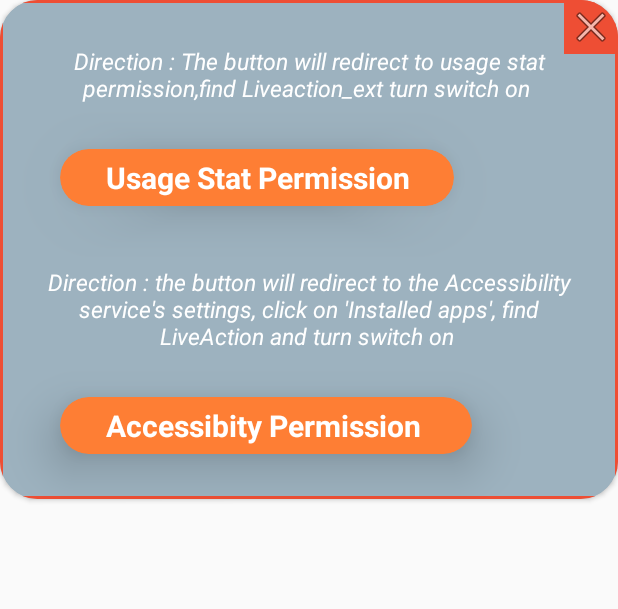
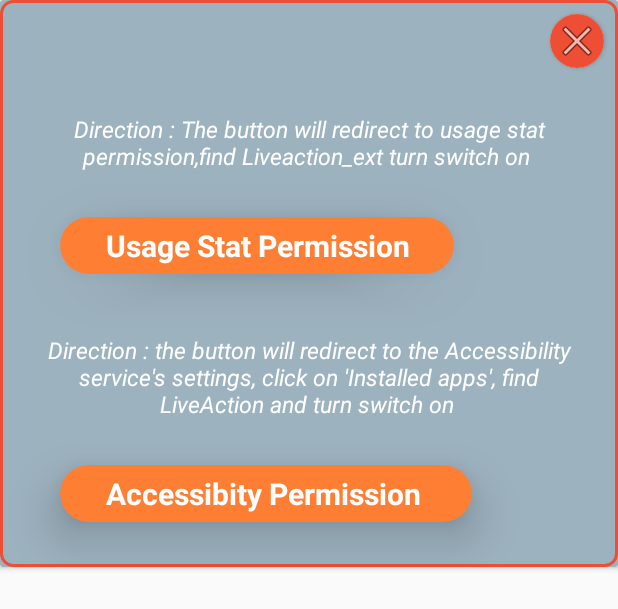
Before and after one commit to rohitfromearth/LiveAction_ext, an Android app: the layout dialog_for_perrmisson.xml on its own in the app's theme, with its tools: preview values and no code run, on a phone screen of 412 x 824 dp. Shown: the top 609 px of the screen. Run offline under Robolectric (Android 15) with nearby library versions, the phone set to English and light mode, and no system bars; Roboto replaces fonts that are not available here.

Commit message:
Change Made for temparary

```diff
--- a/app/src/main/java/com/ext/liveaction_ext/Login_verifcation.java
+++ b/app/src/main/java/com/ext/liveaction_ext/Login_verifcation.java
@@ -559,8 +559,8 @@ public class Login_verifcation extends AppCompatActivity {
             String uiddd = servic.formdatasend(requestBody, "/user/login");
             JSONObject jsonResponse = new JSONObject(uiddd);
             JSONObject data = jsonResponse.getJSONObject("data");
-//            boolean userExists = data.getBoolean("user_exists");
-            boolean userExists=false;
+            boolean userExists = data.getBoolean("user_exists");
+//            boolean userExists=false;
             if (userExists) {
                 int userId = data.getInt("user_id");
                 String userName = data.getString("user_name");
--- a/app/src/main/res/layout/dialog_for_perrmisson.xml
+++ b/app/src/main/res/layout/dialog_for_perrmisson.xml
@@ -1,11 +1,11 @@
 <?xml version="1.0" encoding="utf-8"?>
 <androidx.cardview.widget.CardView xmlns:android="http://schemas.android.com/apk/res/android"
     xmlns:app="http://schemas.android.com/apk/res-auto"
-    android:layout_width="match_parent"
+    android:layout_width="wrap_content"
     android:layout_height="wrap_content"
     android:gravity="center"
     android:paddingVertical="20dp"
-    app:cardCornerRadius="25dp"
+
     app:cardBackgroundColor="#9DB2BF"
 >
 
@@ -15,22 +15,42 @@
 <!--        android:orientation="vertical"-->
 <!--        app:cardBackgroundColor="#9DB2BF">-->
 
+<!--        <ImageButton-->
+<!--            android:id="@+id/close_permission"-->
+<!--            android:layout_width="wrap_content"-->
+<!--            android:layout_height="wrap_content"-->
+<!--            android:layout_gravity="top|right"-->
+<!--            android:background="@drawable/close_bg"-->
+<!--            android:src="@android:drawable/ic_menu_close_clear_cancel"-->
+<!--            app:cardCornerRadius="20dp" />-->
+<!--    </LinearLayout>-->
+
+    <LinearLayout
+        android:layout_width="wrap_content"
+        android:layout_height="wrap_content"
+        android:background="@drawable/dropdown_background"
+        android:orientation="vertical"
+        app:cardCornerRadius="40dp">
+        <androidx.cardview.widget.CardView
+            android:layout_width="wrap_content"
+            android:layout_height="wrap_content"
+            android:gravity="center"
+            android:layout_gravity="top|right"
+            android:layout_marginTop="9dp"
+            android:layout_marginRight="9dp"
+
+            app:cardCornerRadius="200dp"
+
+            >
         <ImageButton
             android:id="@+id/close_permission"
             android:layout_width="wrap_content"
             android:layout_height="wrap_content"
-            android:layout_gravity="top|right"
+
             android:background="@drawable/close_bg"
             android:src="@android:drawable/ic_menu_close_clear_cancel"
-            app:cardCornerRadius="20dp" />
-<!--    </LinearLayout>-->
-
-    <LinearLayout
-        android:layout_width="match_parent"
-        android:layout_height="match_parent"
-        android:background="@drawable/dropdown_background"
-        android:orientation="vertical">
-
+            app:cardCornerRadius="200dp" />
+        </androidx.cardview.widget.CardView>
         <TextView
             android:layout_width="wrap_content"
             android:layout_height="wrap_content"
--- a/app/src/main/res/layout/drawer_layout.xml
+++ b/app/src/main/res/layout/drawer_layout.xml
@@ -8,9 +8,10 @@
         android:id="@+id/loading"
         android:layout_width="wrap_content"
         android:layout_height="wrap_content"
-android:layout_marginHorizontal="100dp"
-        android:layout_marginVertical="200dp"
-        android:visibility="visible" />
+        android:layout_centerInParent="true"
+        android:layout_margin="150dp"
+        android:visibility="visible"
+        android:elevation="10dp"/>
     <!-- This LinearLayout represents the contents of the screen  -->
     <LinearLayout
         android:layout_width="match_parent"
--- a/app/src/main/res/values/styles.xml
+++ b/app/src/main/res/values/styles.xml
@@ -11,6 +11,7 @@
     <style name="AppTheme" parent="Theme.AppCompat.Light.DarkActionBar">
         <!-- Set the splash screen background, animated icon, and animation
         duration. -->
+        <item name="colorPrimary">@color/actionbar_color</item>>
         <item name="windowSplashScreenBackground">@color/black</item>
 
         <!-- Use windowSplashScreenAnimatedIcon to add a drawable or an animated
```
